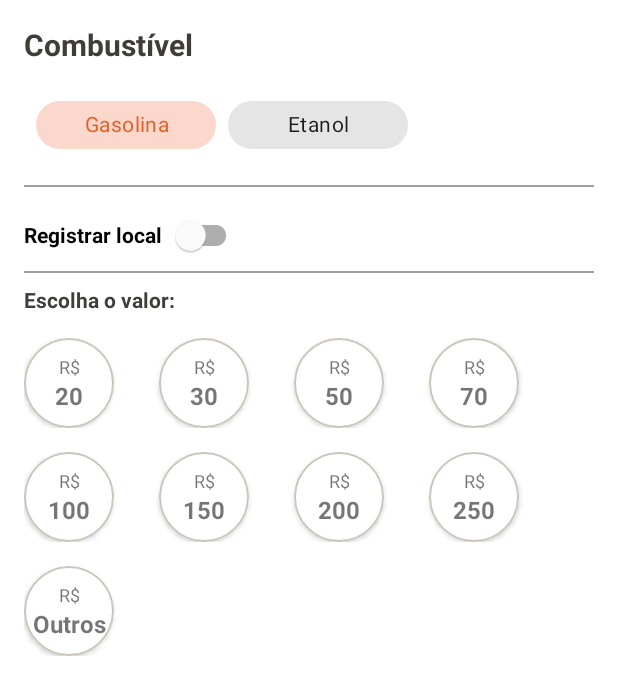
After one commit to Kdiaseng/gas-check-android, an Android app: the layout dialog_input_data_gas.xml on its own in the app's theme, with its tools: preview values and no code run, on a phone screen of 412 x 824 dp. The commit adds this screen. Shown: the top 695 px of the screen. Run offline under Robolectric (Android 15) with nearby library versions, the phone set to English and light mode, and no system bars.

Commit message:
feat:create dialog input to gas

```diff
--- /dev/null
+++ b/app/src/main/java/br/com/gascheck/ui/dialog/inputDataGas/InputDataGasDialogFragment.kt
@@ -0,0 +1,30 @@
+package br.com.gascheck.ui.dialog.inputDataGas
+
+import android.os.Bundle
+import android.view.LayoutInflater
+import android.view.View
+import android.view.ViewGroup
+import br.com.gascheck.databinding.DialogInputDataGasBinding
+import com.google.android.material.bottomsheet.BottomSheetDialogFragment
+
+
+class InputDataGasDialogFragment : BottomSheetDialogFragment() {
+
+    private lateinit var binding: DialogInputDataGasBinding
+
+    override fun onCreateView(
+        inflater: LayoutInflater,
+        container: ViewGroup?,
+        savedInstanceState: Bundle?
+    ): View {
+        binding = DialogInputDataGasBinding.inflate(inflater, container, false)
+        return binding.root
+    }
+
+
+    override fun onViewCreated(view: View, savedInstanceState: Bundle?) {
+        super.onViewCreated(view, savedInstanceState)
+    }
+
+
+}
--- a/app/src/main/java/br/com/gascheck/ui/home/HomeFragment.kt
+++ b/app/src/main/java/br/com/gascheck/ui/home/HomeFragment.kt
@@ -6,6 +6,7 @@ import android.view.LayoutInflater
 import android.view.View
 import android.view.ViewGroup
 import androidx.core.content.ContextCompat
+import androidx.navigation.fragment.findNavController
 import br.com.gascheck.R
 import br.com.gascheck.databinding.FragmentHomeBinding
 import com.github.mikephil.charting.animation.Easing
@@ -31,6 +32,13 @@ class HomeFragment : Fragment() {
         super.onViewCreated(view, savedInstanceState)
         setupChart()
         setDataToChart()
+        setupListener()
+    }
+
+    private fun setupListener() {
+        binding.floatingAddDataGas.setOnClickListener {
+            findNavController().navigate(R.id.action_homeFragment_to_inputDataGasDialogFragment)
+        }
     }
 
     private fun setupChart() {
--- /dev/null
+++ b/app/src/main/res/drawable/ic_gas_station.xml
@@ -0,0 +1,5 @@
+<vector android:height="24dp" android:tint="#F7F2F2"
+    android:viewportHeight="24" android:viewportWidth="24"
+    android:width="24dp" xmlns:android="http://schemas.android.com/apk/res/android">
+    <path android:fillColor="@android:color/white" android:pathData="M19.77,7.23l0.01,-0.01 -3.19,-3.19c-0.29,-0.29 -0.77,-0.29 -1.06,0 -0.29,0.29 -0.29,0.77 0,1.06l1.58,1.58c-1.05,0.4 -1.76,1.47 -1.58,2.71 0.16,1.1 1.1,1.99 2.2,2.11 0.47,0.05 0.88,-0.03 1.27,-0.2v7.21c0,0.55 -0.45,1 -1,1s-1,-0.45 -1,-1L17,14c0,-1.1 -0.9,-2 -2,-2h-1L14,5c0,-1.1 -0.9,-2 -2,-2L6,3c-1.1,0 -2,0.9 -2,2v15c0,0.55 0.45,1 1,1h8c0.55,0 1,-0.45 1,-1v-6.5h1.5v4.86c0,1.31 0.94,2.5 2.24,2.63 1.5,0.15 2.76,-1.02 2.76,-2.49L20.5,9c0,-0.69 -0.28,-1.32 -0.73,-1.77zM12,10L6,10L6,6c0,-0.55 0.45,-1 1,-1h4c0.55,0 1,0.45 1,1v4zM18,10c-0.55,0 -1,-0.45 -1,-1s0.45,-1 1,-1 1,0.45 1,1 -0.45,1 -1,1z"/>
+</vector>
--- /dev/null
+++ b/app/src/main/res/layout/dialog_input_data_gas.xml
@@ -0,0 +1,465 @@
+<?xml version="1.0" encoding="utf-8"?>
+<androidx.constraintlayout.widget.ConstraintLayout xmlns:android="http://schemas.android.com/apk/res/android"
+    xmlns:app="http://schemas.android.com/apk/res-auto"
+    xmlns:tools="http://schemas.android.com/tools"
+    android:layout_width="match_parent"
+    android:layout_height="wrap_content"
+    android:padding="16dp">
+
+    <TextView
+        android:id="@+id/text_dialog_gas"
+        android:layout_width="match_parent"
+        android:layout_height="wrap_content"
+        android:text="@string/gas_label"
+        android:textColor="@color/black_olive"
+        android:textSize="20sp"
+        android:textStyle="bold"
+        app:layout_constraintStart_toStartOf="parent"
+        app:layout_constraintTop_toTopOf="parent" />
+
+    <com.google.android.material.chip.ChipGroup
+        android:id="@+id/chipGroup"
+        android:padding="8dp"
+        android:layout_width="match_parent"
+        android:layout_height="wrap_content"
+        android:layout_marginTop="8dp"
+        app:layout_constraintEnd_toEndOf="parent"
+        app:layout_constraintStart_toStartOf="parent"
+        app:layout_constraintTop_toBottomOf="@+id/text_dialog_gas"
+        app:singleSelection="true">
+
+        <com.google.android.material.chip.Chip
+            android:id="@+id/chip_gasoline"
+            style="@style/Widget.MaterialComponents.Chip.Choice"
+            android:layout_width="120dp"
+            android:layout_height="wrap_content"
+            android:checked="true"
+            android:text="@string/gasoline_label"
+            android:textAlignment="center" />
+
+        <com.google.android.material.chip.Chip
+            android:id="@+id/chip_alcohol"
+            style="@style/Widget.MaterialComponents.Chip.Choice"
+            android:layout_width="120dp"
+            android:layout_height="wrap_content"
+            android:text="@string/alcohol_label"
+            android:textAlignment="center" />
+
+    </com.google.android.material.chip.ChipGroup>
+
+    <View
+        android:id="@+id/view"
+        android:layout_width="match_parent"
+        android:layout_height="1dp"
+        android:layout_marginTop="8dp"
+        android:alpha="0.5"
+        android:background="@color/black_olive"
+        app:layout_constraintEnd_toEndOf="parent"
+        app:layout_constraintStart_toStartOf="parent"
+        app:layout_constraintTop_toBottomOf="@+id/chipGroup" />
+
+    <com.google.android.material.switchmaterial.SwitchMaterial
+        android:id="@+id/switch_location"
+        android:layout_width="wrap_content"
+        android:layout_height="match_parent"
+        app:switchPadding="5dp"
+        android:layout_marginTop="8dp"
+        android:checked="false"
+        android:text="@string/register_location"
+        android:textSize="14sp"
+        android:textStyle="bold"
+        app:layout_constraintStart_toStartOf="@+id/chipGroup"
+        app:layout_constraintTop_toBottomOf="@+id/view" />
+
+    <View
+        android:id="@+id/view_second"
+        android:layout_width="match_parent"
+        android:layout_height="1dp"
+        android:alpha="0.5"
+        android:background="@color/black_olive"
+        app:layout_constraintEnd_toEndOf="parent"
+        app:layout_constraintStart_toStartOf="parent"
+        app:layout_constraintTop_toBottomOf="@+id/switch_location" />
+
+    <TextView
+        android:id="@+id/text_choice_value"
+        android:layout_width="match_parent"
+        android:layout_height="wrap_content"
+        android:layout_marginTop="8dp"
+        android:text="@string/choice_value_label"
+        android:textColor="@color/black_olive"
+        android:textSize="14sp"
+        android:textStyle="bold"
+        app:layout_constraintTop_toBottomOf="@+id/view_second"
+        tools:layout_editor_absoluteX="16dp" />
+
+    <androidx.appcompat.widget.LinearLayoutCompat
+        android:id="@+id/linearLayoutCompat"
+        android:layout_width="0dp"
+        android:layout_height="wrap_content"
+        android:layout_marginTop="16dp"
+        android:gravity="start"
+        app:layout_constraintEnd_toEndOf="parent"
+        app:layout_constraintStart_toStartOf="parent"
+        app:layout_constraintTop_toBottomOf="@+id/text_choice_value">
+
+        <com.google.android.material.card.MaterialCardView
+            android:layout_width="60dp"
+            android:layout_height="60dp"
+            android:layout_marginEnd="30dp"
+            android:clickable="true"
+            android:focusable="true"
+            app:cardCornerRadius="50dp"
+            app:cardElevation="2dp"
+            app:rippleColor="@color/flame"
+            app:strokeColor="@color/pale"
+            app:strokeWidth="1dp">
+
+            <LinearLayout
+                android:layout_width="match_parent"
+                android:layout_height="match_parent"
+                android:layout_gravity="center"
+                android:gravity="center"
+                android:orientation="vertical">
+
+                <TextView
+                    android:layout_width="match_parent"
+                    android:layout_height="wrap_content"
+                    android:text="@string/symbol_real"
+                    android:textAlignment="center"
+                    android:textSize="12sp" />
+
+                <TextView
+                    android:layout_width="match_parent"
+                    android:layout_height="wrap_content"
+                    android:text="@string/value_20"
+                    android:textAlignment="center"
+                    android:textSize="16sp"
+                    android:textStyle="bold" />
+
+            </LinearLayout>
+
+        </com.google.android.material.card.MaterialCardView>
+
+        <com.google.android.material.card.MaterialCardView
+            android:layout_width="60dp"
+            android:layout_height="60dp"
+            android:layout_marginEnd="30dp"
+            android:clickable="true"
+            android:focusable="true"
+            app:cardCornerRadius="50dp"
+            app:cardElevation="2dp"
+            app:rippleColor="@color/flame"
+            app:strokeColor="@color/pale"
+            app:strokeWidth="1dp">
+
+            <LinearLayout
+                android:layout_width="match_parent"
+                android:layout_height="match_parent"
+                android:layout_gravity="center"
+                android:gravity="center"
+                android:orientation="vertical">
+
+                <TextView
+                    android:layout_width="match_parent"
+                    android:layout_height="wrap_content"
+                    android:text="@string/symbol_real"
+                    android:textAlignment="center"
+                    android:textSize="12sp" />
+
+                <TextView
+                    android:layout_width="match_parent"
+                    android:layout_height="wrap_content"
+                    android:text="@string/value_30"
+                    android:textAlignment="center"
+                    android:textSize="16sp"
+                    android:textStyle="bold" />
+
+            </LinearLayout>
+
+        </com.google.android.material.card.MaterialCardView>
+
+        <com.google.android.material.card.MaterialCardView
+            android:layout_width="60dp"
+            android:layout_height="60dp"
+            android:layout_marginEnd="30dp"
+            android:clickable="true"
+            android:focusable="true"
+            app:cardCornerRadius="50dp"
+            app:cardElevation="2dp"
+            app:rippleColor="@color/flame"
+            app:strokeColor="@color/pale"
+            app:strokeWidth="1dp">
+
+            <LinearLayout
+                android:layout_width="match_parent"
+                android:layout_height="match_parent"
+                android:layout_gravity="center"
+                android:gravity="center"
+                android:orientation="vertical">
+
+                <TextView
+                    android:layout_width="match_parent"
+                    android:layout_height="wrap_content"
+                    android:text="@string/symbol_real"
+                    android:textAlignment="center"
+                    android:textSize="12sp" />
+
+                <TextView
+                    android:layout_width="match_parent"
+                    android:layout_height="wrap_content"
+                    android:text="@string/value_50"
+                    android:textAlignment="center"
+                    android:textSize="16sp"
+                    android:textStyle="bold" />
+
+            </LinearLayout>
+
+        </com.google.android.material.card.MaterialCardView>
+
+        <com.google.android.material.card.MaterialCardView
+            android:layout_width="60dp"
+            android:layout_height="60dp"
+            android:layout_marginEnd="10dp"
+            android:clickable="true"
+            android:focusable="true"
+            app:cardCornerRadius="50dp"
+            app:cardElevation="2dp"
+            app:rippleColor="@color/flame"
+            app:strokeColor="@color/pale"
+            app:strokeWidth="1dp">
+
+            <LinearLayout
+                android:layout_width="match_parent"
+                android:layout_height="match_parent"
+                android:layout_gravity="center"
+                android:gravity="center"
+                android:orientation="vertical">
+
+                <TextView
+                    android:layout_width="match_parent"
+                    android:layout_height="wrap_content"
+                    android:text="@string/symbol_real"
+                    android:textAlignment="center"
+                    android:textSize="12sp" />
+
+                <TextView
+                    android:layout_width="match_parent"
+                    android:layout_height="wrap_content"
+                    android:text="@string/value_70"
+                    android:textAlignment="center"
+                    android:textSize="16sp"
+                    android:textStyle="bold" />
+
+            </LinearLayout>
+
+        </com.google.android.material.card.MaterialCardView>
+
+    </androidx.appcompat.widget.LinearLayoutCompat>
+
+    <androidx.appcompat.widget.LinearLayoutCompat
+        android:id="@+id/linearLayoutCompat2"
+        android:layout_width="0dp"
+        android:layout_height="wrap_content"
+        android:layout_marginTop="16dp"
+        android:gravity="start"
+        app:layout_constraintEnd_toEndOf="parent"
+        app:layout_constraintStart_toStartOf="parent"
+        app:layout_constraintTop_toBottomOf="@+id/linearLayoutCompat">
+
+        <com.google.android.material.card.MaterialCardView
+            android:layout_width="60dp"
+            android:layout_height="60dp"
+            android:layout_marginEnd="30dp"
+            android:clickable="true"
+            android:focusable="true"
+            app:cardCornerRadius="50dp"
+            app:cardElevation="2dp"
+            app:rippleColor="@color/flame"
+            app:strokeColor="@color/pale"
+            app:strokeWidth="1dp">
+
+            <LinearLayout
+                android:layout_width="match_parent"
+                android:layout_height="match_parent"
+                android:layout_gravity="center"
+                android:gravity="center"
+                android:orientation="vertical">
+
+                <TextView
+                    android:layout_width="match_parent"
+                    android:layout_height="wrap_content"
+                    android:text="@string/symbol_real"
+                    android:textAlignment="center"
+                    android:textSize="12sp" />
+
+                <TextView
+                    android:layout_width="match_parent"
+                    android:layout_height="wrap_content"
+                    android:text="@string/value_100"
+                    android:textAlignment="center"
+                    android:textSize="16sp"
+                    android:textStyle="bold" />
+
+            </LinearLayout>
+
+        </com.google.android.material.card.MaterialCardView>
+
+        <com.google.android.material.card.MaterialCardView
+            android:layout_width="60dp"
+            android:layout_height="60dp"
+            android:layout_marginEnd="30dp"
+            android:clickable="true"
+            android:focusable="true"
+            app:cardCornerRadius="50dp"
+            app:cardElevation="2dp"
+            app:rippleColor="@color/flame"
+            app:strokeColor="@color/pale"
+            app:strokeWidth="1dp">
+
+            <LinearLayout
+                android:layout_width="match_parent"
+                android:layout_height="match_parent"
+                android:layout_gravity="center"
+                android:gravity="center"
+                android:orientation="vertical">
+
+                <TextView
+                    android:layout_width="match_parent"
+                    android:layout_height="wrap_content"
+                    android:text="@string/symbol_real"
+                    android:textAlignment="center"
+                    android:textSize="12sp" />
+
+                <TextView
+                    android:layout_width="match_parent"
+                    android:layout_height="wrap_content"
+                    android:text="@string/value_150"
+                    android:textAlignment="center"
+                    android:textSize="16sp"
+                    android:textStyle="bold" />
+
+            </LinearLayout>
+
+        </com.google.android.material.card.MaterialCardView>
+
+        <com.google.android.material.card.MaterialCardView
+            android:layout_width="60dp"
+            android:layout_height="60dp"
+            android:layout_marginEnd="30dp"
+            android:clickable="true"
+            android:focusable="true"
+            app:cardCornerRadius="50dp"
+            app:cardElevation="2dp"
+            app:rippleColor="@color/flame"
+            app:strokeColor="@color/pale"
+            app:strokeWidth="1dp">
+
+            <LinearLayout
+                android:layout_width="match_parent"
+                android:layout_height="match_parent"
+                android:layout_gravity="center"
+                android:gravity="center"
+                android:orientation="vertical">
+
+                <TextView
+                    android:layout_width="match_parent"
+                    android:layout_height="wrap_content"
+                    android:text="@string/symbol_real"
+                    android:textAlignment="center"
+                    android:textSize="12sp" />
+
+                <TextView
+                    android:layout_width="match_parent"
+                    android:layout_height="wrap_content"
+                    android:text="@string/value_200"
+                    android:textAlignment="center"
+                    android:textSize="16sp"
+                    android:textStyle="bold" />
+
+            </LinearLayout>
+
+        </com.google.android.material.card.MaterialCardView>
+
+        <com.google.android.material.card.MaterialCardView
+            android:layout_width="60dp"
+            android:layout_height="60dp"
+            android:layout_marginEnd="10dp"
+            android:clickable="true"
+            android:focusable="true"
+            app:cardCornerRadius="50dp"
+            app:cardElevation="2dp"
+            app:rippleColor="@color/flame"
+            app:strokeColor="@color/pale"
+            app:strokeWidth="1dp">
+
+            <LinearLayout
+                android:layout_width="match_parent"
+                android:layout_height="match_parent"
+                android:layout_gravity="center"
+                android:gravity="center"
+                android:orientation="vertical">
+
+                <TextView
+                    android:layout_width="match_parent"
+                    android:layout_height="wrap_content"
+                    android:text="@string/symbol_real"
+                    android:textAlignment="center"
+                    android:textSize="12sp" />
+
+                <TextView
+                    android:layout_width="match_parent"
+                    android:layout_height="wrap_content"
+                    android:text="@string/value_250"
+                    android:textAlignment="center"
+                    android:textSize="16sp"
+                    android:textStyle="bold" />
+
+            </LinearLayout>
+
+        </com.google.android.material.card.MaterialCardView>
+
+    </androidx.appcompat.widget.LinearLayoutCompat>
+
+    <com.google.android.material.card.MaterialCardView
+        android:layout_width="60dp"
+        android:layout_height="60dp"
+        android:layout_marginTop="16dp"
+        android:clickable="true"
+        android:focusable="true"
+        app:cardCornerRadius="50dp"
+        app:cardElevation="2dp"
+        app:layout_constraintStart_toStartOf="@+id/linearLayoutCompat2"
+        app:layout_constraintTop_toBottomOf="@+id/linearLayoutCompat2"
+        app:rippleColor="@color/flame"
+        app:strokeColor="@color/pale"
+        app:strokeWidth="1dp">
+
+        <LinearLayout
+            android:layout_width="match_parent"
+            android:layout_height="match_parent"
+            android:layout_gravity="center"
+            android:gravity="center"
+            android:orientation="vertical">
+
+            <TextView
+                android:layout_width="match_parent"
+                android:layout_height="wrap_content"
+                android:text="@string/symbol_real"
+                android:textAlignment="center"
+                android:textSize="12sp" />
+
+            <TextView
+                android:layout_width="match_parent"
+                android:layout_height="wrap_content"
+                android:text="@string/others"
+                android:textAlignment="center"
+                android:textSize="16sp"
+                android:textStyle="bold" />
+
+        </LinearLayout>
+
+    </com.google.android.material.card.MaterialCardView>
+
+
+</androidx.constraintlayout.widget.ConstraintLayout>
--- a/app/src/main/res/layout/fragment_home.xml
+++ b/app/src/main/res/layout/fragment_home.xml
@@ -80,7 +80,8 @@
                 android:layout_height="wrap_content"
                 android:layout_marginTop="8dp"
                 android:layout_marginBottom="85dp"
-                android:elevation="10dp"
+                app:cardElevation="5dp"
+                app:cardCornerRadius="5dp"
                 android:backgroundTint="@color/white"
                 app:layout_constraintBottom_toBottomOf="parent"
                 app:layout_constraintEnd_toEndOf="parent"
@@ -167,6 +168,7 @@
     </ScrollView>
 
     <com.google.android.material.floatingactionbutton.FloatingActionButton
+        android:id="@+id/floating_add_data_gas"
         android:layout_width="wrap_content"
         android:layout_height="wrap_content"
         android:layout_marginBottom="48dp"
--- a/app/src/main/res/navigation/nav_graph.xml
+++ b/app/src/main/res/navigation/nav_graph.xml
@@ -9,7 +9,11 @@
         android:id="@+id/homeFragment"
         android:name="br.com.gascheck.ui.home.HomeFragment"
         android:label="fragment_home"
-        tools:layout="@layout/fragment_home" />
+        tools:layout="@layout/fragment_home" >
+        <action
+            android:id="@+id/action_homeFragment_to_inputDataGasDialogFragment"
+            app:destination="@id/inputDataGasDialogFragment" />
+    </fragment>
     <fragment
         android:id="@+id/historyFragment"
         android:name="br.com.gascheck.ui.history.HistoryFragment"
@@ -20,4 +24,10 @@
         android:name="br.com.gascheck.ui.favorite.FavoriteFragment"
         android:label="fragment_favorite"
         tools:layout="@layout/fragment_favorite" />
+
+    <dialog
+        tools:layout="@layout/dialog_input_data_gas"
+        android:id="@+id/inputDataGasDialogFragment"
+        android:name="br.com.gascheck.ui.dialog.inputDataGas.InputDataGasDialogFragment"
+        android:label="InputDataGasDialogFragment" />
 </navigation>
--- a/app/src/main/res/values/strings.xml
+++ b/app/src/main/res/values/strings.xml
@@ -12,4 +12,16 @@
     <string name="gas_label">Combustível</string>
     <string name="gasoline_label">Gasolina</string>
     <string name="alcohol_label">Etanol</string>
+    <string name="choice_value_label">Escolha o valor:</string>
+    <string name="symbol_real">R$</string>
+    <string name="value_20">20</string>
+    <string name="value_30">30</string>
+    <string name="value_50">50</string>
+    <string name="value_70">70</string>
+    <string name="value_100">100</string>
+    <string name="value_150">150</string>
+    <string name="value_200">200</string>
+    <string name="value_250">250</string>
+    <string name="others">Outros</string>
+    <string name="register_location">Registrar local</string>
 </resources>
--- a/app/src/main/res/values/themes.xml
+++ b/app/src/main/res/values/themes.xml
@@ -11,6 +11,25 @@
         <item name="colorOnSecondary">@color/black</item>
         <!-- Status bar color. -->
         <item name="android:statusBarColor" tools:targetApi="l">?attr/colorPrimaryVariant</item>
+
+        <item name="bottomSheetDialogTheme">@style/CustomBottomSheetDialog</item>
         <!-- Customize your theme here. -->
     </style>
+
+
+    <style name="CustomBottomSheetDialog" parent="@style/ThemeOverlay.MaterialComponents.BottomSheetDialog">
+        <item name="bottomSheetStyle">@style/CustomBottomSheet</item>
+    </style>
+
+    <style name="CustomBottomSheet" parent="Widget.MaterialComponents.BottomSheet">
+        <item name="shapeAppearanceOverlay">@style/CustomShapeAppearanceBottomSheetDialog</item>
+    </style>
+
+    <style name="CustomShapeAppearanceBottomSheetDialog" parent="">
+        <item name="cornerFamily">rounded</item>
+        <item name="cornerSizeTopRight">16dp</item>
+        <item name="cornerSizeTopLeft">16dp</item>
+        <item name="cornerSizeBottomRight">0dp</item>
+        <item name="cornerSizeBottomLeft">0dp</item>
+    </style>
 </resources>
```
